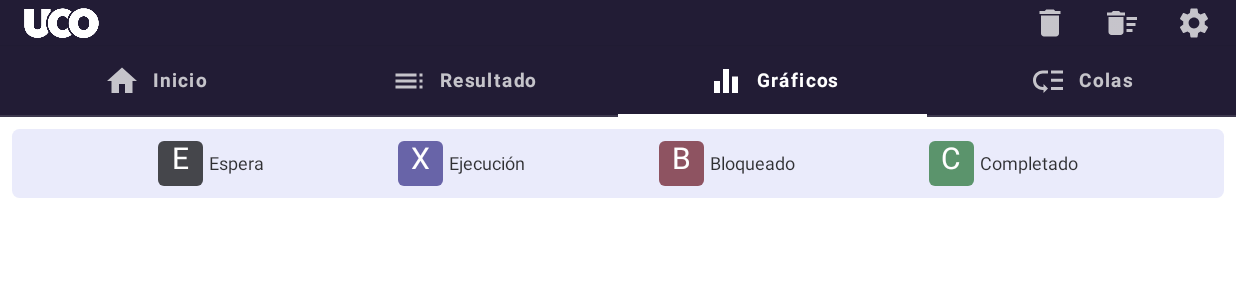
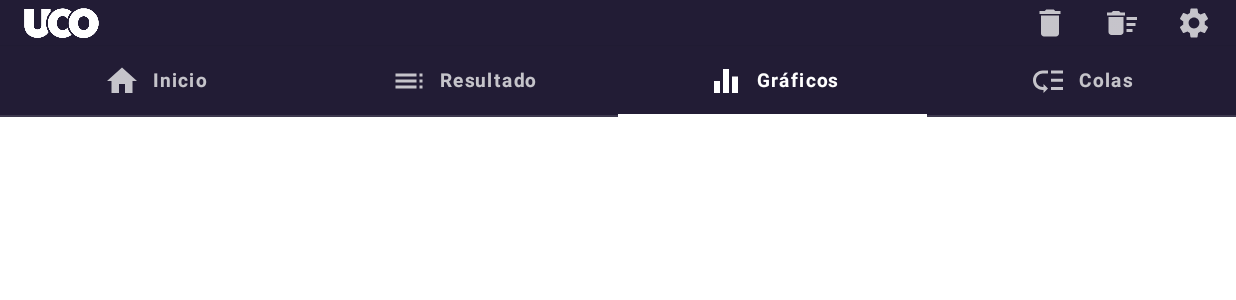
Before and after one commit to Euskindar/TFG, an Android app built with Jetpack Compose: the screen it shows after launch (MainActivity), tab 3 chosen, on a phone screen of 824 x 412 dp (held sideways). Shown: the top 300 px of the screen. Run offline under Robolectric (Android 15) with nearby library versions, the phone set to English and light mode, and no system bars; our stand-ins replace accompanist.

```diff
--- a/CpuSchedulerApp/app/src/main/java/com/i72pehej/cpuschedulerapp/navigation/HomeTabs.kt
+++ b/CpuSchedulerApp/app/src/main/java/com/i72pehej/cpuschedulerapp/navigation/HomeTabs.kt
@@ -27,6 +27,7 @@ import com.i72pehej.cpuschedulerapp.usecases.home.ContenidoHome
 import com.i72pehej.cpuschedulerapp.usecases.results.GraphsScreen
 import com.i72pehej.cpuschedulerapp.usecases.results.QueuesScreen
 import com.i72pehej.cpuschedulerapp.usecases.results.ResultsScreen
+import com.i72pehej.cpuschedulerapp.util.infoResultadosGlobal
 import com.i72pehej.cpuschedulerapp.util.siguienteSeleccionado
 import kotlinx.coroutines.CoroutineScope
 import kotlinx.coroutines.launch
@@ -50,11 +51,11 @@ sealed class HomeTabs(
 ) {
     object TabInicio : HomeTabs(icono = Icons.Default.Home, titulo = "Inicio", { ContenidoHome() })
 
-    object TabResultados : HomeTabs(icono = Icons.Default.Toc, titulo = "Resultado", { ResultsScreen() })
+    object TabResultados : HomeTabs(icono = Icons.Default.Toc, titulo = "Resultado", { if (infoResultadosGlobal.isNotEmpty()) ResultsScreen() })
 
-    object TabGraficos : HomeTabs(icono = Icons.Filled.Equalizer, titulo = "Gráficos", { GraphsScreen() })
+    object TabGraficos : HomeTabs(icono = Icons.Filled.Equalizer, titulo = "Gráficos", { if (infoResultadosGlobal.isNotEmpty()) GraphsScreen() })
 
-    object TabColas : HomeTabs(icono = Icons.Filled.LowPriority, titulo = "Colas", { QueuesScreen() })
+    object TabColas : HomeTabs(icono = Icons.Filled.LowPriority, titulo = "Colas", { if (infoResultadosGlobal.isNotEmpty()) QueuesScreen() })
 }
 
 /**
--- a/CpuSchedulerApp/app/src/main/java/com/i72pehej/cpuschedulerapp/usecases/algorithms/FifoAlgorithm.kt
+++ b/CpuSchedulerApp/app/src/main/java/com/i72pehej/cpuschedulerapp/usecases/algorithms/FifoAlgorithm.kt
@@ -71,8 +71,9 @@ fun algoritmoFifo(listaProcesos: SnapshotStateList<Proceso>): MutableList<InfoGr
                 // Guardamos el estado BLOQUEADO
                 infoEstados.add(InfoGraficoEstados(nombre = cabezaDeCola.getNombre(), estado = BLOQUEADO, momento = momentoActual + tiempos))
 
-                // Incrementamos el tiempo de espera local del proceso para el control de las colas
-                listaDeProcesosGlobal[listaDeProcesosGlobal.indexOf(cabezaDeCola)].setTiempoEsperaLocal(cabezaDeCola.getTiempoEsperaLocal() + 1)
+                // Incrementamos el tiempo de espera local para el control de las colas
+                val index = listaDeProcesosGlobal.indexOf(cabezaDeCola)
+                if (index > 0) listaDeProcesosGlobal[index].setTiempoEsperaLocal(cabezaDeCola.getTiempoEsperaLocal() + 1)
             }
 
             // Actualizar la llegada del proceso de vuelta del estado de BLOQUEO == salida del evento de E/S para retomarlo desde ese punto
--- a/CpuSchedulerApp/app/src/main/java/com/i72pehej/cpuschedulerapp/util/GlobalValues.kt
+++ b/CpuSchedulerApp/app/src/main/java/com/i72pehej/cpuschedulerapp/util/GlobalValues.kt
@@ -3,8 +3,8 @@ package com.i72pehej.cpuschedulerapp.util
 import androidx.compose.runtime.mutableStateListOf
 import androidx.compose.runtime.mutableStateOf
 import com.i72pehej.cpuschedulerapp.R
+import com.i72pehej.cpuschedulerapp.util.classes.InfoGraficoEstados
 import com.i72pehej.cpuschedulerapp.util.classes.Proceso
-import com.i72pehej.cpuschedulerapp.util.classes.InfoGraficoEstados
 
 /**
  * @author Julen Perez Hernandez
```
Also changed, not shown: CpuSchedulerApp/app/src/main/java/com/i72pehej/cpuschedulerapp/usecases/results/QueuesScreen.kt (+5 -17 lines).
